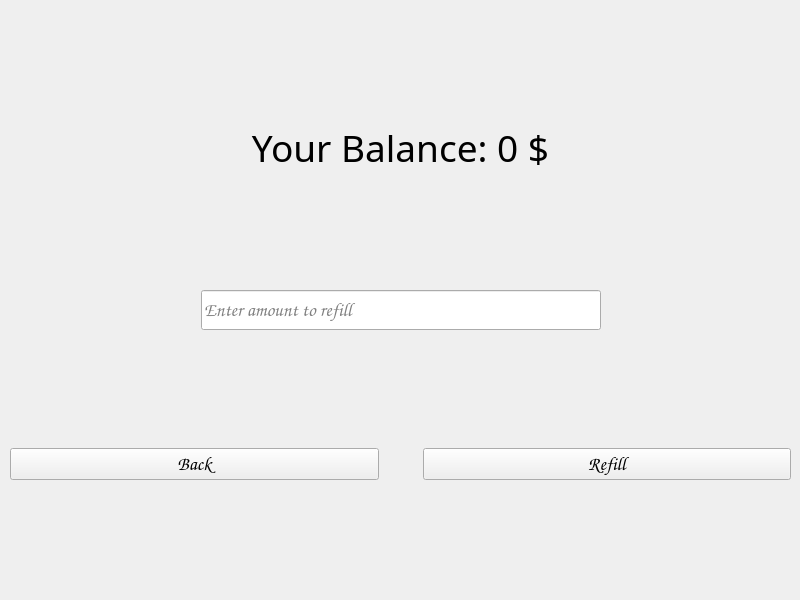
First picture: the form in frontend/menus/RefillMenu/refillmenu.ui, repository grytsiuko/QuadroBank, before the edit.
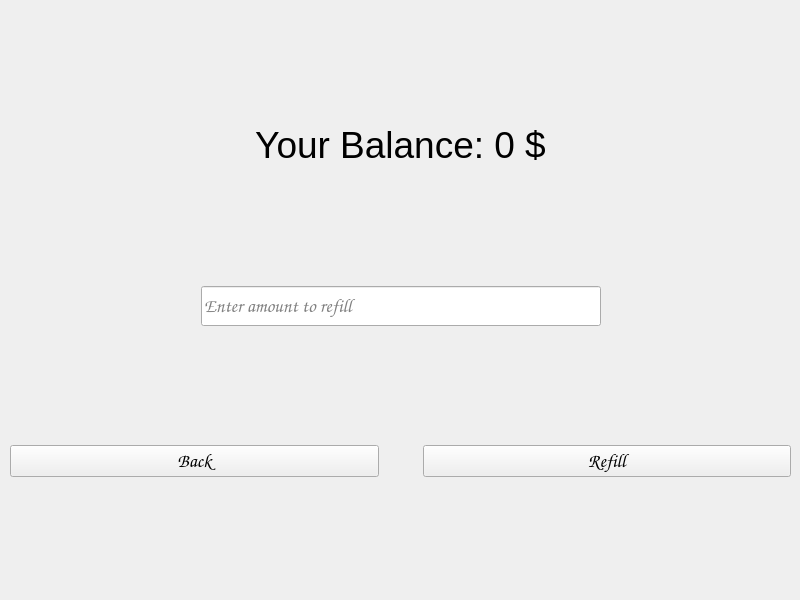
Second picture: the form after the edit.

What changed in the file:
```diff
--- a/frontend/menus/RefillMenu/refillmenu.ui
+++ b/frontend/menus/RefillMenu/refillmenu.ui
@@ -46,7 +46,7 @@
      <widget class="QLabel" name="LabelName">
       <property name="font">
        <font>
-        <family>Playbill</family>
+        <family>Arial</family>
         <pointsize>28</pointsize>
        </font>
       </property>
```
